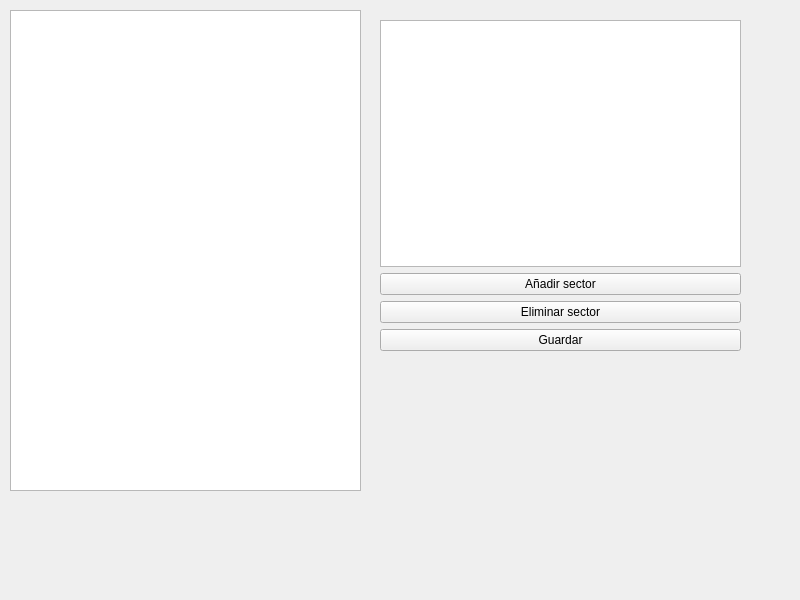
This is src/widgets/sectors_window.ui in UCM-237/PprzGCS as Qt 5 draws it before an edit. The edited form follows.
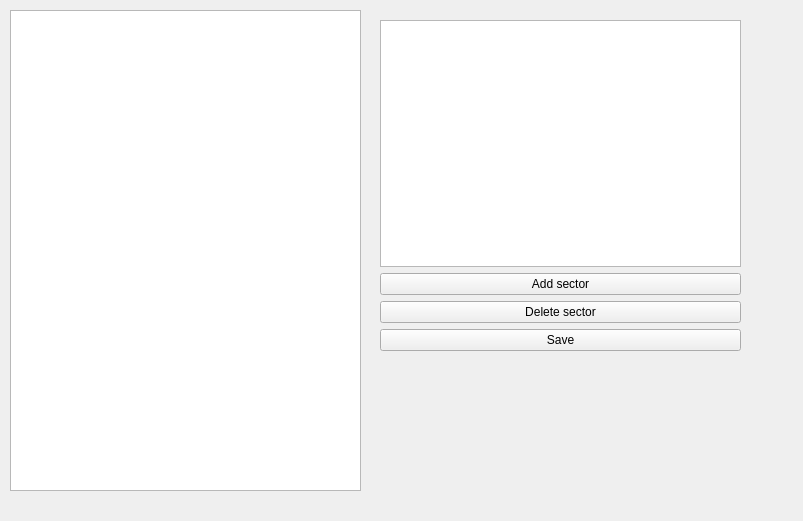
This is the edited form.

```diff
--- a/src/widgets/sectors_window.ui
+++ b/src/widgets/sectors_window.ui
@@ -6,8 +6,8 @@
    <rect>
     <x>0</x>
     <y>0</y>
-    <width>800</width>
-    <height>600</height>
+    <width>803</width>
+    <height>521</height>
    </rect>
   </property>
   <property name="windowTitle">
@@ -39,21 +39,21 @@
     <item>
      <widget class="QPushButton" name="button_add_sector">
       <property name="text">
-       <string>Añadir sector</string>
+       <string>Add sector</string>
       </property>
      </widget>
     </item>
     <item>
      <widget class="QPushButton" name="button_sector_delete">
       <property name="text">
-       <string>Eliminar sector</string>
+       <string>Delete sector</string>
       </property>
      </widget>
     </item>
     <item>
      <widget class="QPushButton" name="button_save_sectors">
       <property name="text">
-       <string>Guardar</string>
+       <string>Save</string>
       </property>
      </widget>
     </item>
```
